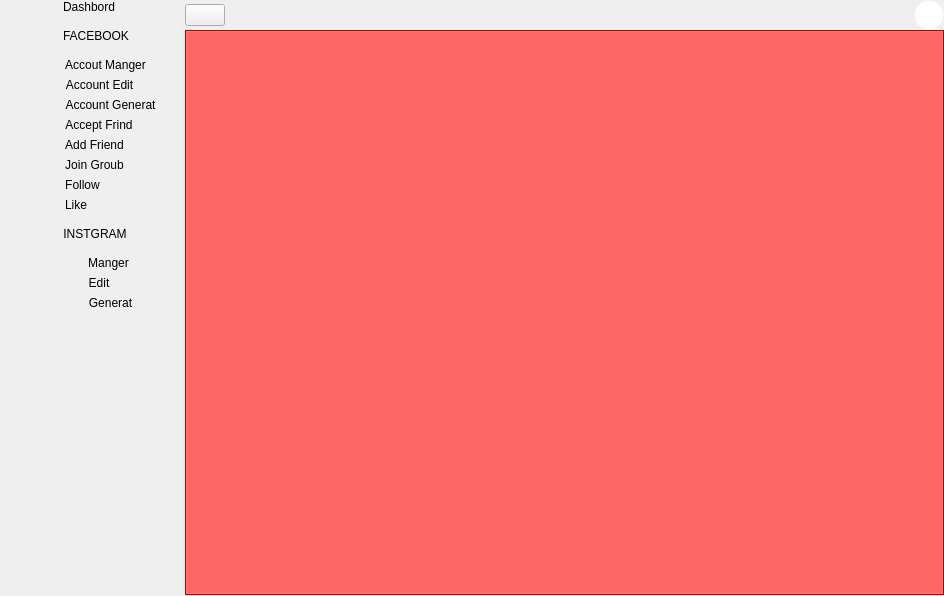
The window that ui/Window.ui (kreemkhaled112/GUI) describes before a commit, drawn with Qt 5.
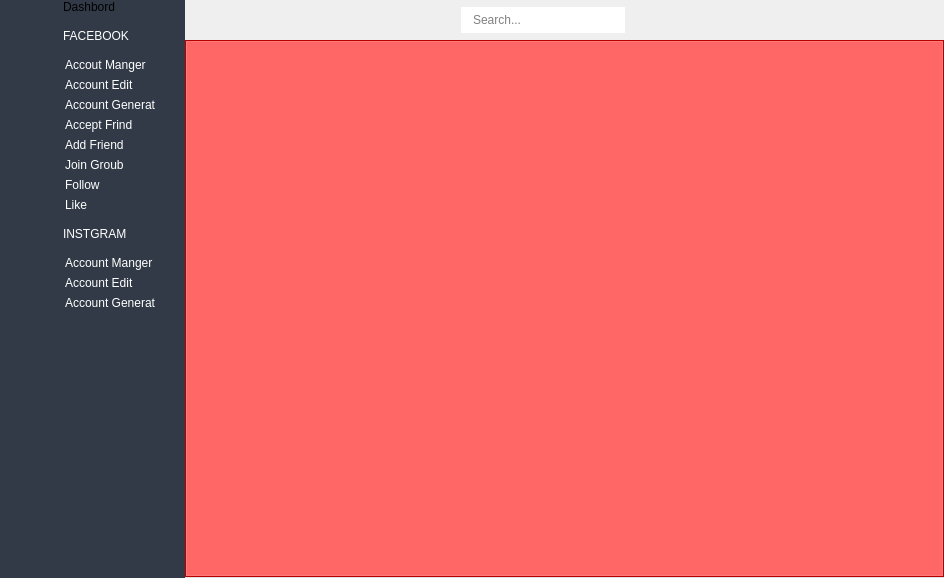
The same window after the commit. Icons and pictures are not drawn.

What changed in the file:
```diff
--- a/ui/Window.ui
+++ b/ui/Window.ui
@@ -7,14 +7,52 @@
     <x>0</x>
     <y>0</y>
     <width>944</width>
-    <height>596</height>
+    <height>578</height>
    </rect>
   </property>
   <property name="windowTitle">
    <string>MainWindow</string>
   </property>
   <property name="styleSheet">
-   <string notr="true"/>
+   <string notr="true">#icon_only_widget {
+		background-color: #313a46;
+		width:50px;
+	}
+#full_menu_widget {
+		background-color: #313a46;
+	}
+#full_menu_widget QPushButton {
+		border:none;
+		text-align: left;
+		color: #ffffff;
+	}
+#full_menu_widget QPushButton:hover {
+		background-color: rgba( 86, 101, 115, 0.5);
+	}
+
+	#full_menu_widget QPushButton:checked {
+		color: #fff;
+	}
+#change_btn {
+		padding: 5px;
+		border: none;
+		width: 30px;
+		height: 30px;
+	}
+#search_input {
+		border: none;
+		padding: 5px 10px;
+	}
+
+	#search_input:focus {
+		background-color: #70B9FE;
+	}
+#user_btn {
+		border: none;
+	}
+    #search_btn {
+		border: none;
+	}</string>
   </property>
   <widget class="QWidget" name="centralwidget">
    <layout class="QGridLayout" name="gridLayout_2">
@@ -41,6 +79,9 @@
         <height>16777215</height>
        </size>
       </property>
+      <property name="styleSheet">
+       <string notr="true"/>
+      </property>
       <layout class="QVBoxLayout" name="verticalLayout">
        <property name="spacing">
         <number>12</number>
@@ -69,7 +110,7 @@
           <string/>
          </property>
          <property name="pixmap">
-          <pixmap>:/icon/icon/home-2.ico</pixmap>
+          <pixmap resource="../static/resource.qrc">:/icon/icon/home-2.ico</pixmap>
          </property>
          <property name="scaledContents">
           <bool>true</bool>
@@ -88,7 +129,7 @@
           <string/>
          </property>
          <property name="icon">
-          <iconset>
+          <iconset resource="../static/resource.qrc">
            <normaloff>:/icon/icon/home-2.ico</normaloff>:/icon/icon/home-2.ico</iconset>
          </property>
          <property name="iconSize">
@@ -120,7 +161,7 @@
           <string/>
          </property>
          <property name="icon">
-          <iconset>
+          <iconset resource="../static/resource.qrc">
            <normaloff>:/icon/icon/home-2.ico</normaloff>:/icon/icon/home-2.ico</iconset>
          </property>
          <property name="iconSize">
@@ -171,7 +212,9 @@
        </size>
       </property>
       <property name="styleSheet">
-       <string notr="true">border: none;</string>
+       <string notr="true">border: none;
+
+</string>
       </property>
       <property name="widgetResizable">
        <bool>true</bool>
@@ -182,7 +225,7 @@
          <x>0</x>
          <y>0</y>
          <width>150</width>
-         <height>596</height>
+         <height>578</height>
         </rect>
        </property>
        <layout class="QVBoxLayout" name="verticalLayout_4">
@@ -343,56 +386,56 @@
             <number>0</number>
            </property>
            <item alignment="Qt::AlignLeft">
-            <widget class="QPushButton" name="pushButton_4">
+            <widget class="QPushButton" name="Account_Manger_face">
              <property name="text">
               <string>Accout Manger</string>
              </property>
             </widget>
            </item>
            <item alignment="Qt::AlignLeft">
-            <widget class="QPushButton" name="pushButton_5">
+            <widget class="QPushButton" name="Account_Edit_face">
              <property name="text">
               <string>Account Edit</string>
              </property>
             </widget>
            </item>
            <item alignment="Qt::AlignLeft">
-            <widget class="QPushButton" name="pushButton_6">
+            <widget class="QPushButton" name="Account_Generat_face">
              <property name="text">
               <string>Account Generat</string>
              </property>
             </widget>
            </item>
            <item alignment="Qt::AlignLeft">
-            <widget class="QPushButton" name="pushButton_16">
+            <widget class="QPushButton" name="Accept_Friend">
              <property name="text">
               <string>Accept Frind</string>
              </property>
             </widget>
            </item>
            <item alignment="Qt::AlignLeft">
-            <widget class="QPushButton" name="pushButton_14">
+            <widget class="QPushButton" name="Add_Friend">
              <property name="text">
               <string>Add Friend</string>
              </property>
             </widget>
            </item>
            <item alignment="Qt::AlignLeft">
-            <widget class="QPushButton" name="pushButton_15">
+            <widget class="QPushButton" name="Join_Groub">
              <property name="text">
               <string>Join Groub</string>
              </property>
             </widget>
            </item>
            <item alignment="Qt::AlignLeft">
-            <widget class="QPushButton" name="pushButton_7">
+            <widget class="QPushButton" name="Follow_face">
              <property name="text">
               <string>Follow</string>
              </property>
             </widget>
            </item>
            <item alignment="Qt::AlignLeft">
-            <widget class="QPushButton" name="pushButton_12">
+            <widget class="QPushButton" name="Like_face">
              <property name="text">
               <string>Like</string>
              </property>
@@ -482,7 +525,7 @@
         </item>
         <item alignment="Qt::AlignHCenter">
          <widget class="QWidget" name="widget_6" native="true">
-          <layout class="QVBoxLayout" name="verticalLayout_3">
+          <layout class="QVBoxLayout" name="verticalLayout_3" stretch="0,0,0">
            <property name="leftMargin">
             <number>0</number>
            </property>
@@ -496,23 +539,23 @@
             <number>0</number>
            </property>
            <item alignment="Qt::AlignLeft">
-            <widget class="QPushButton" name="pushButton_9">
+            <widget class="QPushButton" name="Account_Manger_insta">
              <property name="text">
-              <string>Manger</string>
+              <string>Account Manger</string>
              </property>
             </widget>
            </item>
            <item alignment="Qt::AlignLeft">
-            <widget class="QPushButton" name="pushButton_10">
+            <widget class="QPushButton" name="Account_Edit_insta">
              <property name="text">
-              <string>Edit</string>
+              <string>Account Edit</string>
              </property>
             </widget>
            </item>
            <item alignment="Qt::AlignLeft">
-            <widget class="QPushButton" name="pushButton_11">
+            <widget class="QPushButton" name="Account_Generat_insta">
              <property name="text">
-              <string>Generat</string>
+              <string>Account Generat</string>
              </property>
             </widget>
            </item>
@@ -555,10 +598,16 @@
         <number>0</number>
        </property>
        <item row="0" column="0">
-        <widget class="QWidget" name="widget_8" native="true">
-         <layout class="QHBoxLayout" name="horizontalLayout_4">
+        <widget class="QWidget" name="widget" native="true">
+         <property name="minimumSize">
+          <size>
+           <width>0</width>
+           <height>40</height>
+          </size>
+         </property>
+         <layout class="QHBoxLayout" name="horizontalLayout_5">
           <property name="spacing">
-           <number>6</number>
+           <number>0</number>
           </property>
           <property name="leftMargin">
            <number>0</number>
@@ -567,16 +616,13 @@
            <number>0</number>
           </property>
           <property name="rightMargin">
-           <number>0</number>
+           <number>9</number>
           </property>
           <property name="bottomMargin">
            <number>0</number>
           </property>
           <item>
-           <widget class="QPushButton" name="pushButton_13">
-            <property name="styleSheet">
-             <string notr="true"/>
-            </property>
+           <widget class="QPushButton" name="change_btn">
             <property name="text">
              <string/>
             </property>
@@ -585,57 +631,76 @@
               <normaloff>:/icon/icon/arrow-2.ico</normaloff>
               <normalon>:/icon/icon/arrow-1.ico</normalon>:/icon/icon/arrow-2.ico</iconset>
             </property>
+            <property name="iconSize">
+             <size>
+              <width>14</width>
+              <height>14</height>
+             </size>
+            </property>
             <property name="checkable">
              <bool>true</bool>
             </property>
-            <property name="autoExclusive">
-             <bool>true</bool>
-            </property>
            </widget>
           </item>
           <item>
-           <spacer name="horizontalSpacer">
+           <spacer name="horizontalSpacer_2">
             <property name="orientation">
              <enum>Qt::Horizontal</enum>
             </property>
             <property name="sizeHint" stdset="0">
              <size>
-              <width>40</width>
+              <width>236</width>
               <height>20</height>
              </size>
             </property>
            </spacer>
           </item>
           <item>
-           <widget class="QLabel" name="user_label">
-            <property name="minimumSize">
-             <size>
-              <width>30</width>
-              <height>30</height>
-             </size>
+           <layout class="QHBoxLayout" name="horizontalLayout_6">
+            <property name="spacing">
+             <number>10</number>
             </property>
-            <property name="maximumSize">
+            <item>
+             <widget class="QLineEdit" name="search_input">
+              <property name="placeholderText">
+               <string>Search...</string>
+              </property>
+             </widget>
+            </item>
+            <item>
+             <widget class="QPushButton" name="search_btn">
+              <property name="text">
+               <string/>
+              </property>
+              <property name="icon">
+               <iconset resource="../static/resource.qrc">
+                <normaloff>:/icon/icon/search.ico</normaloff>:/icon/icon/search.ico</iconset>
+              </property>
+             </widget>
+            </item>
+           </layout>
+          </item>
+          <item>
+           <spacer name="horizontalSpacer_3">
+            <property name="orientation">
+             <enum>Qt::Horizontal</enum>
+            </property>
+            <property name="sizeHint" stdset="0">
              <size>
-              <width>30</width>
-              <height>30</height>
+              <width>236</width>
+              <height>20</height>
              </size>
             </property>
-            <property name="styleSheet">
-             <string notr="true">#user_label {
-	background-color: #fff;
-	border: 1px solid #F2F4F4;
-	padding: 5px 5px;
-	border-radius: 15%;
-}</string>
-            </property>
+           </spacer>
+          </item>
+          <item>
+           <widget class="QPushButton" name="user_btn">
             <property name="text">
              <string/>
             </property>
-            <property name="pixmap">
-             <pixmap>:/icon/icon/user-48.ico</pixmap>
-            </property>
-            <property name="scaledContents">
-             <bool>true</bool>
+            <property name="icon">
+             <iconset resource="../static/resource.qrc">
+              <normaloff>:/icon/icon/user.ico</normaloff>:/icon/icon/user.ico</iconset>
             </property>
            </widget>
           </item>
```
Left out of the diff: 86 changed lines with no effect on the pictures.
